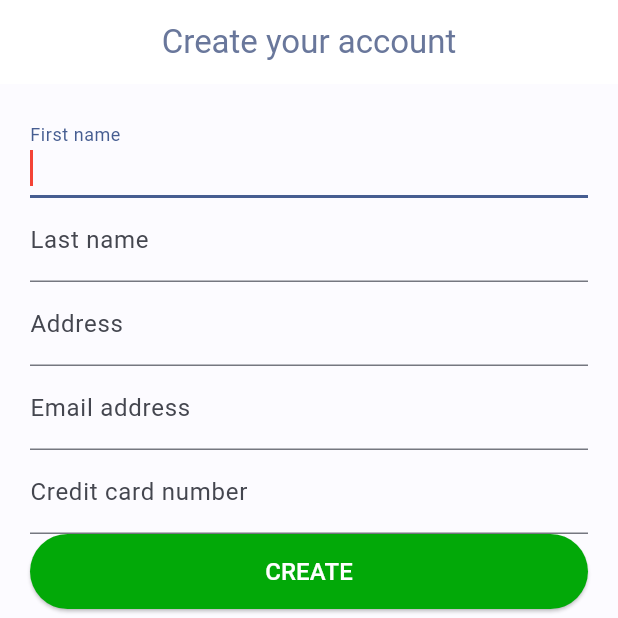
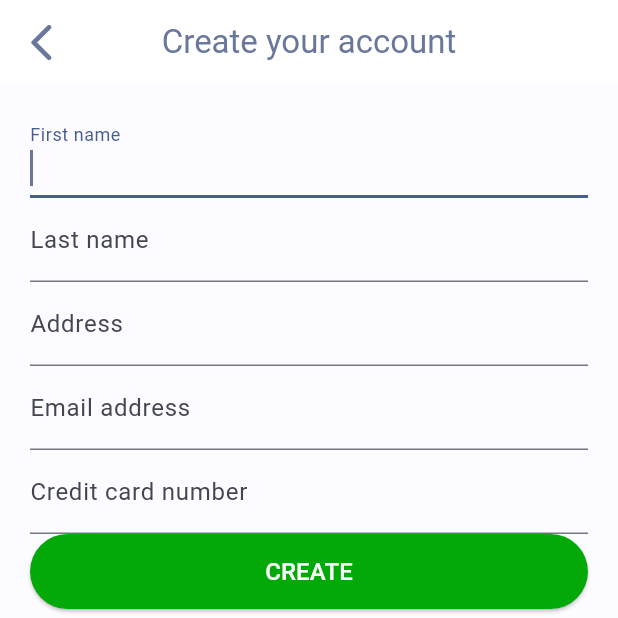
Before and after one commit to TOB-BA/split_a_bill, a Flutter app: the screen it shows after launch, on a phone screen of 412 x 824 dp, the top half of it. Run offline on Flutter 3.47's test engine with Material 2 defaults, Android fonts, the phone set to English and light mode, and no system bars; our stand-ins replace fl_chart, flutter_animate, get_it, google_fonts, injectable, qr_flutter and 1 more; accounts and stored records are empty.

Commit message:
back button from edit admin page

```diff
--- a/lib/pages/intro_page.dart
+++ b/lib/pages/intro_page.dart
@@ -78,6 +78,13 @@ class _IntroPageState extends State<IntroPage> {
           textAlign: TextAlign.center,
           style: TextStyle(color: ColorsLibrary.appGray),
         ),
+        leading: IconButton(
+          icon: const Icon(Icons.arrow_back_ios_rounded),
+          onPressed: () {
+            Navigator.of(context).pop();
+          },
+        ),
+        iconTheme: IconThemeData(color: ColorsLibrary.appGray, size: 30),
       ),
       body: Container(
         height: double.infinity,
@@ -105,7 +112,7 @@ class _IntroPageState extends State<IntroPage> {
                               return 'Please enter first name';
                             }
                           },
-                          cursorColor: Colors.red.shade500,
+                          cursorColor: ColorsLibrary.appGray,
                           decoration: const InputDecoration(
                             border: UnderlineInputBorder(),
                             labelText: 'First name',
@@ -119,7 +126,7 @@ class _IntroPageState extends State<IntroPage> {
                               return 'Please enter last name';
                             }
                           },
-                          cursorColor: Colors.red.shade500,
+                          cursorColor: ColorsLibrary.appGray,
                           decoration: const InputDecoration(
                             border: UnderlineInputBorder(),
                             labelText: 'Last name',
@@ -133,7 +140,7 @@ class _IntroPageState extends State<IntroPage> {
                             }
                           },
                           autofocus: true,
-                          cursorColor: Colors.red.shade500,
+                          cursorColor: ColorsLibrary.appGray,
                           decoration: const InputDecoration(
                             border: UnderlineInputBorder(),
                             labelText: 'Address',
@@ -149,7 +156,7 @@ class _IntroPageState extends State<IntroPage> {
                             }
                           },
                           autofocus: true,
-                          cursorColor: Colors.red.shade500,
+                          cursorColor: ColorsLibrary.appGray,
                           decoration: const InputDecoration(
                             border: UnderlineInputBorder(),
                             labelText: 'Email address',
```
